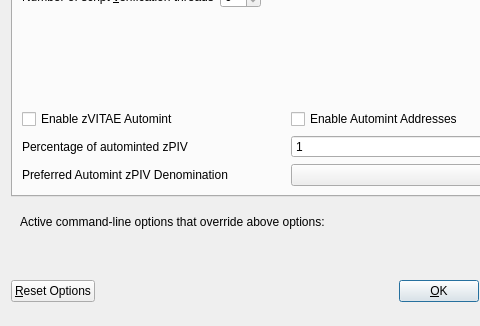
Qt form src/qt/forms/optionsdialog.ui (VitaeTeam/Vitae) before a commit; both pictures show x 0 to 480 and y 116 to 442 of the 576 by 442 pixel window.
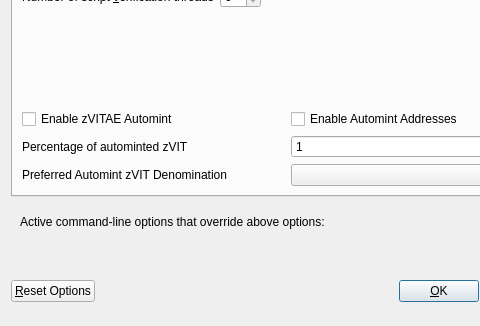
The same form after that commit. Custom widgets are drawn as their Qt base class.

The edit to the form file:
```diff
--- a/src/qt/forms/optionsdialog.ui
+++ b/src/qt/forms/optionsdialog.ui
@@ -174,7 +174,7 @@
                <string>Percentage of incoming PIV which get automatically converted to zPIV via Zerocoin Protocol (min: 10%)</string>
               </property>
               <property name="text">
-               <string>Percentage of autominted zPIV</string>
+               <string>Percentage of autominted zVIT</string>
               </property>
              </widget>
             </item>
@@ -207,7 +207,7 @@
                <string>Wait with automatic conversion to Zerocoin until enough PIV for this denomination is available</string>
               </property>
               <property name="text">
-               <string>Preferred Automint zPIV Denomination</string>
+               <string>Preferred Automint zVIT Denomination</string>
               </property>
              </widget>
             </item>
```
Left out of the diff: 6 changed lines with no effect on the pictures.
